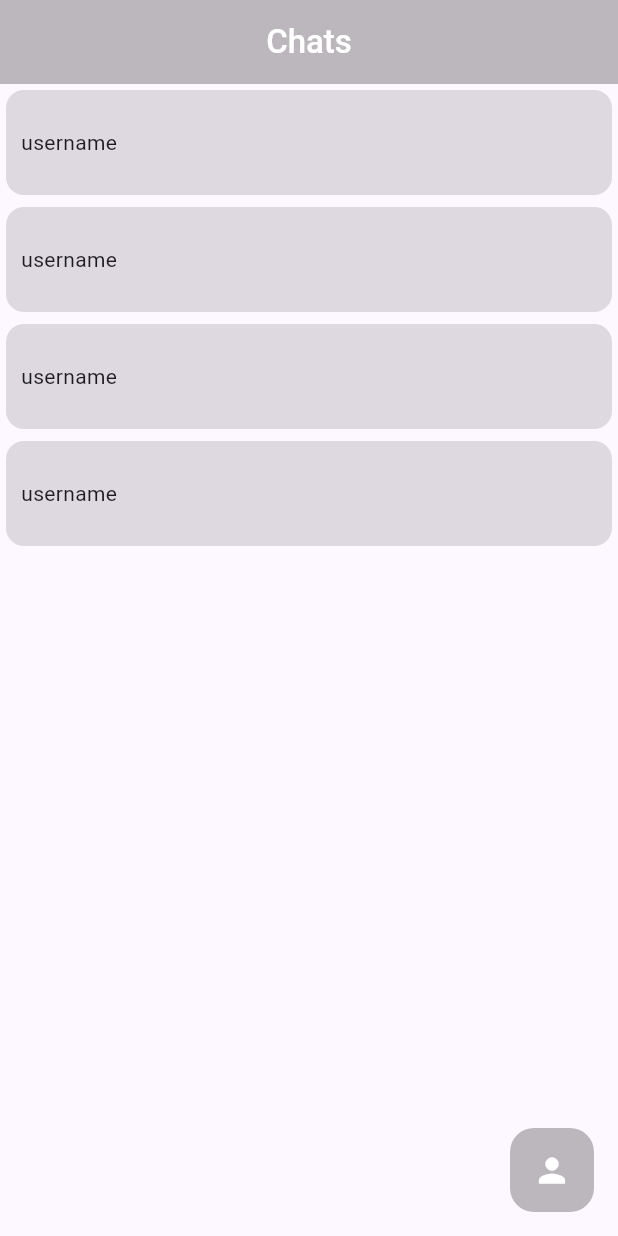
After one commit to Matvey0808/flutter-realtime-chat, a Flutter app: the screen it shows after launch, on a phone screen of 412 x 824 dp. The commit adds this screen. Run offline on Flutter 3.47's test engine with Material 3 defaults, Android fonts, the phone set to English and light mode, and no system bars.

Commit message:
add HomePage and add ChatCardWidget in HomePage class

```diff
--- a/lib/main.dart
+++ b/lib/main.dart
@@ -1,5 +1,6 @@
 import 'package:flutter/material.dart';
 import 'package:flutter_realtime_chat/src/features/chat/presentation/pages/chat_page.dart';
+import 'package:flutter_realtime_chat/src/features/home/presentation/pages/home_page.dart';
 
 void main() {
   runApp(const MyApp());
@@ -14,7 +15,7 @@ class MyApp extends StatelessWidget {
       theme: ThemeData(
         colorScheme: .fromSeed(seedColor: Colors.deepPurpleAccent)
       ),
-      home: ChatPage()
+      home: HomePage()
     );
   }
 }
--- /dev/null
+++ b/lib/src/features/home/presentation/pages/home_page.dart
@@ -0,0 +1,39 @@
+import 'package:flutter/material.dart';
+import 'package:flutter_realtime_chat/src/features/home/presentation/widgets/chat_card_widget.dart';
+
+class HomePage extends StatelessWidget {
+  const HomePage({super.key});
+
+  @override
+  Widget build(BuildContext context) {
+    return Scaffold(
+      appBar: AppBar(
+        backgroundColor: Colors.black26,
+        title: Text(
+          "Chats",
+          style: TextStyle(color: Colors.white, fontWeight: FontWeight.w500),
+        ),
+        centerTitle: true,
+      ),
+      body: Column(
+        children: [
+          Expanded(
+            child: ListView.builder(
+              itemCount: 4,
+              itemBuilder: (context, index) {
+                return ChatCardWidget();
+              },
+            ),
+          )
+        ],
+      ),
+      floatingActionButton: FloatingActionButton(
+        backgroundColor: Colors.black26,
+        elevation: 0,
+        highlightElevation: 0,
+        onPressed: () {},
+        child: Icon(Icons.person, size: 26, color: Colors.white),
+      ),
+    );
+  }
+}
--- /dev/null
+++ b/lib/src/features/home/presentation/widgets/chat_card_widget.dart
@@ -0,0 +1,26 @@
+import 'package:flutter/material.dart';
+
+class ChatCardWidget extends StatelessWidget {
+  const ChatCardWidget({super.key});
+
+  @override
+  Widget build(BuildContext context) {
+    return Card(
+      color: Colors.black12,
+      elevation: 0,
+      shadowColor: Colors.transparent,
+      child: SizedBox(
+        width: double.infinity,
+        height: 70,
+        child: Row(
+          children: [
+            Padding(
+              padding: EdgeInsets.only(left: 10),
+              child: Text("username"),
+            )
+          ],
+        ),
+      ),
+    );
+  }
+}
```
